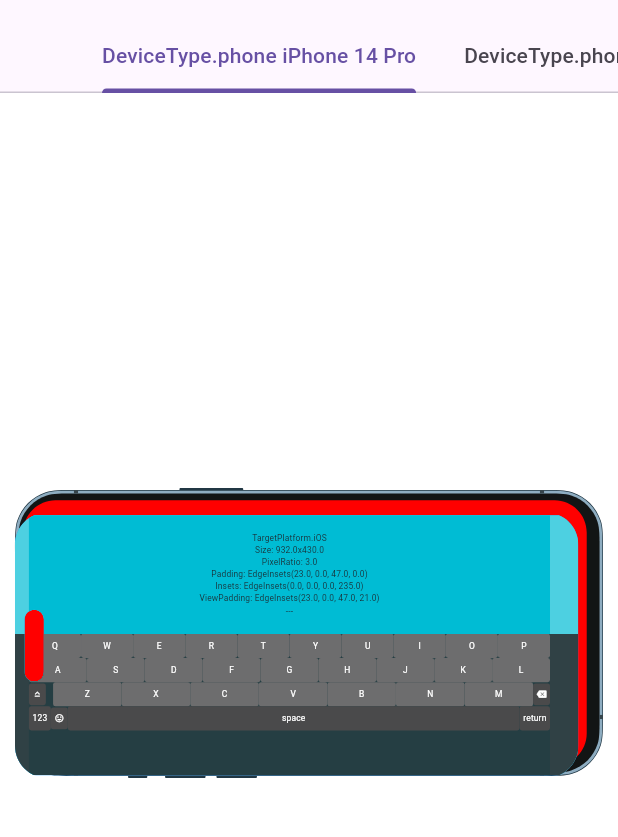
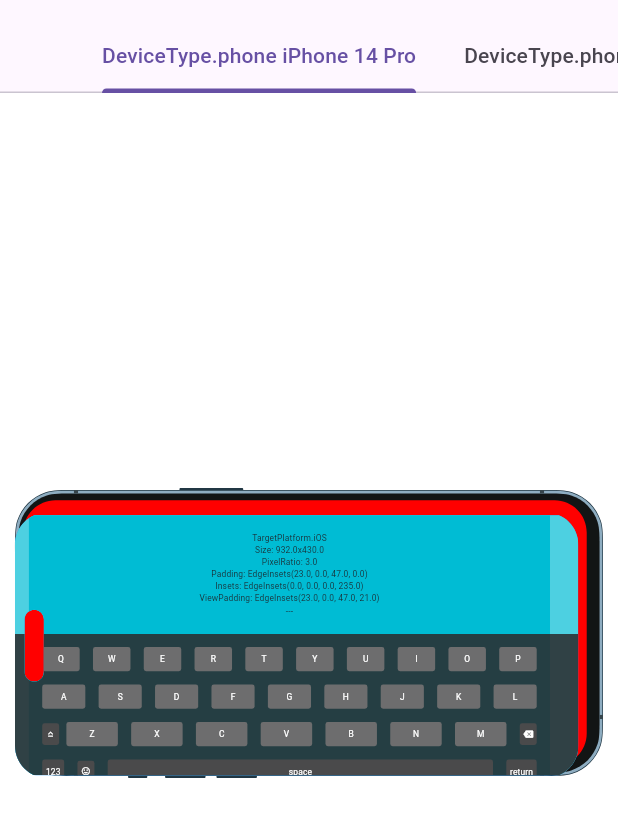
Before and after one commit to sumitsharansatsangi/device_frame, a Flutter app: the screen it shows after launch, after a tap on the "rotate 90 degrees ccw" icon, after a tap on the "keyboard" icon, on a phone screen of 412 x 824 dp, the part 63-900 px from its top. Run offline on Flutter 3.47's test engine with Material 3 defaults, Android fonts, the phone set to English and light mode, and no system bars; our stand-ins replace freezed_annotation.

Commit message:
code updated

```diff
--- a/lib/src/info/identifier.dart
+++ b/lib/src/info/identifier.dart
@@ -26,7 +26,7 @@ class DeviceIdentifier {
   );
 
   @override
-  bool operator ==(dynamic other) {
+  bool operator ==(Object other) {
     return identical(this, other) ||
         (other is DeviceIdentifier &&
             other.name == name &&
--- a/lib/src/keyboard/virtual_keyboard.dart
+++ b/lib/src/keyboard/virtual_keyboard.dart
@@ -83,16 +83,16 @@ class VirtualKeyboard extends StatelessWidget {
 
 class _VirtualKeyboard extends StatelessWidget {
   const _VirtualKeyboard({
-    this.height = 214,
-  }) ;
+    double? height,
+  }) : height = height ?? minHeight;
 
   static const double minHeight = 214;
   final double height;
-  final double spacing =0;
+  static const double spacing = 22;
 
   Widget _row(List<Widget> children) {
     return Padding(
-      padding: EdgeInsets.only(
+      padding: const EdgeInsets.only(
         top: spacing,
         left: spacing,
       ),
@@ -111,7 +111,7 @@ class _VirtualKeyboard extends StatelessWidget {
         .map<Widget>(
           (x) => Expanded(
             child: Padding(
-              padding: EdgeInsets.only(
+              padding: const EdgeInsets.only(
                 right: spacing,
               ),
               child: VirtualKeyboardButton(
@@ -177,7 +177,7 @@ class _VirtualKeyboard extends StatelessWidget {
               theme.button1ForegroundColor,
             ),
             Padding(
-              padding: EdgeInsets.only(
+              padding: const EdgeInsets.only(
                 right: spacing,
               ),
               child: VirtualKeyboardButton(
@@ -193,7 +193,7 @@ class _VirtualKeyboard extends StatelessWidget {
           _row(
             [
               Padding(
-                padding: EdgeInsets.only(
+                padding: const EdgeInsets.only(
                   right: spacing,
                 ),
                 child: VirtualKeyboardButton(
@@ -208,7 +208,7 @@ class _VirtualKeyboard extends StatelessWidget {
                 ),
               ),
               Padding(
-                padding: EdgeInsets.only(
+                padding: const EdgeInsets.only(
                   right: spacing,
                 ),
                 child: VirtualKeyboardButton(
@@ -222,7 +222,7 @@ class _VirtualKeyboard extends StatelessWidget {
               ),
               Expanded(
                 child: Padding(
-                  padding: EdgeInsets.only(
+                  padding: const EdgeInsets.only(
                     right: spacing,
                   ),
                   child: VirtualKeyboardButton(
@@ -238,7 +238,7 @@ class _VirtualKeyboard extends StatelessWidget {
                 ),
               ),
               Padding(
-                padding: EdgeInsets.only(
+                padding: const EdgeInsets.only(
                   right: spacing,
                 ),
                 child: VirtualKeyboardButton(
```
Also changed, not shown: pubspec.yaml (+9 -8 lines), example/pubspec.lock, lib/src/devices/ios/iphone_14_pro/frame.g.dart, lib/src/info/info.freezed.dart, lib/src/theme.freezed.dart, pubspec.lock, 1 other file.
